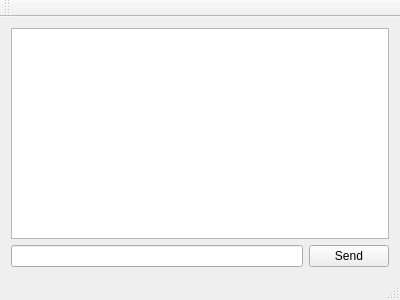
Qt form QtTest/sermanwindow.ui (buzzz321/SerMan) before a commit.
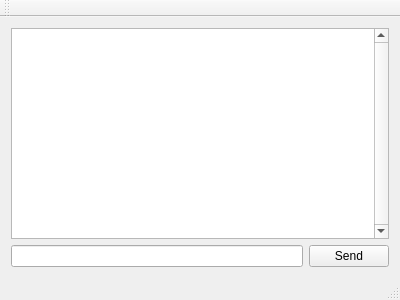
The same form after that commit.

```diff
--- a/QtTest/sermanwindow.ui
+++ b/QtTest/sermanwindow.ui
@@ -29,6 +29,12 @@
       </item>
       <item row="0" column="0" colspan="2">
        <widget class="QTextEdit" name="logEdit">
+        <property name="verticalScrollBarPolicy">
+         <enum>Qt::ScrollBarAlwaysOn</enum>
+        </property>
+        <property name="sizeAdjustPolicy">
+         <enum>QAbstractScrollArea::AdjustToContentsOnFirstShow</enum>
+        </property>
         <property name="readOnly">
          <bool>true</bool>
         </property>
```
